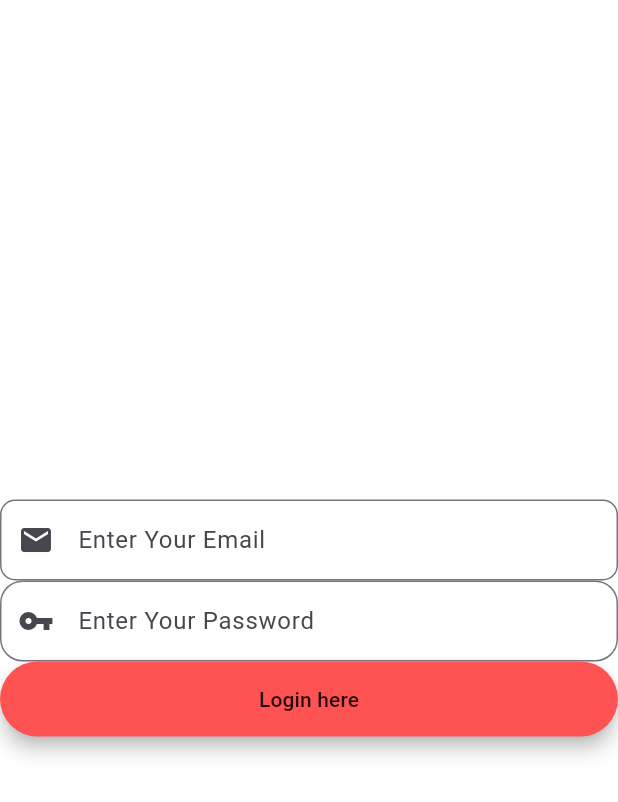
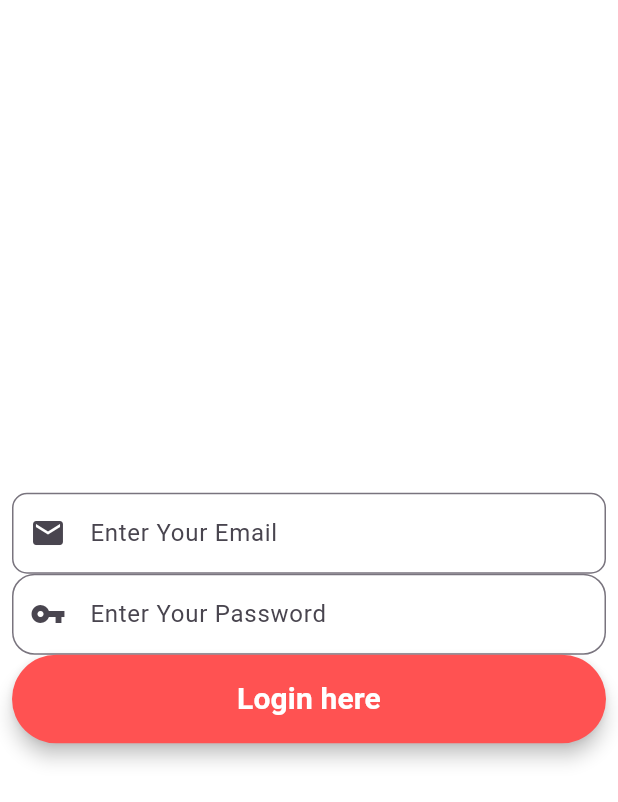
Before and after one commit to Coding-with-Gaurav/Flutter-auth, a Flutter app: the screen it shows after launch, on a phone screen of 412 x 824 dp. Shown: the top 802 px of the screen. Run offline on Flutter 3.47's test engine with Material 3 defaults, Android fonts, the phone set to English and light mode, and no system bars.

Commit message:
Add padding

```diff
--- a/lib/screen/login.dart
+++ b/lib/screen/login.dart
@@ -63,7 +63,10 @@ class _LoginScreenState extends State<LoginScreen> {
         padding: EdgeInsets.fromLTRB(20, 15, 20, 15),
         minWidth: MediaQuery.of(context).size.width,
         onPressed: (){},
-        child: Text("Login here"),
+        child: Text("Login here", textAlign: TextAlign.center,
+        style: TextStyle(
+          fontSize:20, color: Colors.white, fontWeight: FontWeight.bold),
+          ),
         ),
     );
 
@@ -73,10 +76,13 @@ class _LoginScreenState extends State<LoginScreen> {
         child: SingleChildScrollView(
           child: Container(
             color: Colors.white,
+            child:Padding(
+              padding: const EdgeInsets.all(8.0),
             child: Form(
               key: _formKey,
               child: Column(children: [emailField, passwordField, loginButton]),
             ),
+          ),
           ),
         ),
       ),
```
